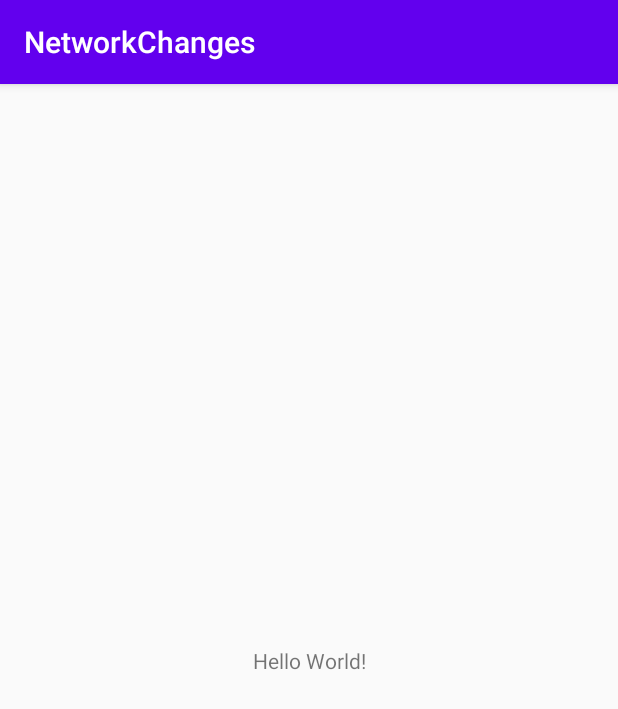
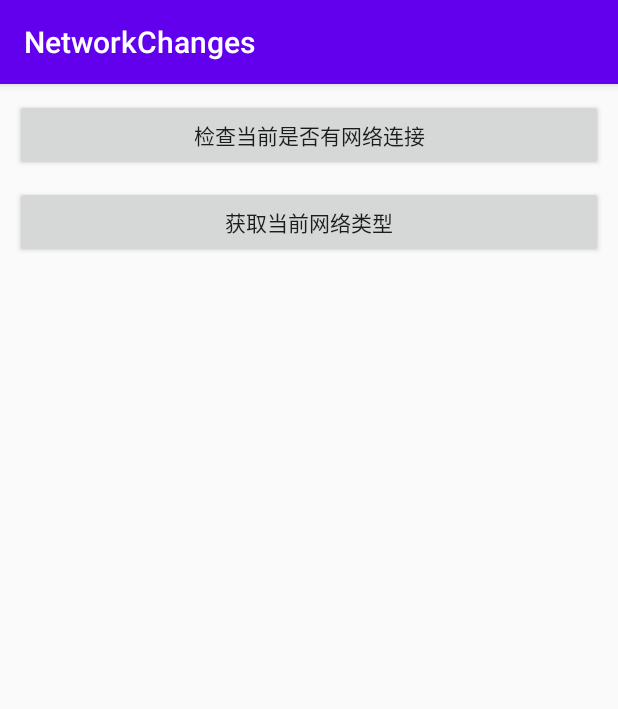
Before and after one commit to yangchengxue/NetworkChanges, an Android app: the screen it shows after launch (MainActivity), on a phone screen of 412 x 824 dp. Shown: the top 709 px of the screen. Run offline under Robolectric (Android 15) with nearby library versions, the phone set to English and light mode, and no system bars.

Commit message:
initial commit

```diff
--- a/app/src/main/AndroidManifest.xml
+++ b/app/src/main/AndroidManifest.xml
@@ -3,6 +3,7 @@
     package="com.yxy.networkchanges">
 
     <application
+        android:name=".MyApplication"
         android:allowBackup="true"
         android:icon="@mipmap/ic_launcher"
         android:label="@string/app_name"
--- /dev/null
+++ b/app/src/main/java/com/yxy/networkchanges/MyApplication.kt
@@ -0,0 +1,13 @@
+package com.yxy.networkchanges
+
+import android.app.Application
+import com.yxy.library.NetworkMonitorManager
+
+class MyApplication : Application() {
+
+    override fun onCreate() {
+        super.onCreate()
+
+        NetworkMonitorManager.getInstance().init(this)
+    }
+}
--- a/app/src/main/res/layout/activity_main.xml
+++ b/app/src/main/res/layout/activity_main.xml
@@ -4,15 +4,41 @@
     xmlns:tools="http://schemas.android.com/tools"
     android:layout_width="match_parent"
     android:layout_height="match_parent"
+    android:paddingStart="10dp"
+    android:paddingEnd="10dp"
     tools:context=".MainActivity">
 
-    <TextView
-        android:layout_width="wrap_content"
+    <androidx.appcompat.widget.AppCompatButton
+        android:id="@+id/btn_action_1"
+        android:layout_width="0dp"
         android:layout_height="wrap_content"
-        android:text="Hello World!"
-        app:layout_constraintBottom_toBottomOf="parent"
-        app:layout_constraintLeft_toLeftOf="parent"
-        app:layout_constraintRight_toRightOf="parent"
+        android:layout_marginTop="10dp"
+        android:text="检查当前是否有网络连接"
+        app:layout_constraintEnd_toEndOf="parent"
+        app:layout_constraintStart_toStartOf="parent"
         app:layout_constraintTop_toTopOf="parent" />
 
+    <androidx.appcompat.widget.AppCompatButton
+        android:id="@+id/btn_action_2"
+        android:layout_width="0dp"
+        android:layout_height="wrap_content"
+        android:layout_marginTop="10dp"
+        android:text="获取当前网络类型"
+        app:layout_constraintEnd_toEndOf="parent"
+        app:layout_constraintStart_toStartOf="parent"
+        app:layout_constraintTop_toBottomOf="@id/btn_action_1" />
+
+    <androidx.appcompat.widget.AppCompatTextView
+        android:id="@+id/tv_network_state"
+        android:layout_width="0dp"
+        android:layout_height="0dp"
+        android:gravity="center"
+        android:textColor="@android:color/black"
+        android:textSize="15sp"
+        app:layout_constraintBottom_toBottomOf="parent"
+        app:layout_constraintEnd_toEndOf="parent"
+        app:layout_constraintStart_toStartOf="parent"
+        app:layout_constraintTop_toBottomOf="@id/btn_action_2"
+        tools:text="当前网络类型：WIFI" />
+
 </androidx.constraintlayout.widget.ConstraintLayout>
--- a/library/src/main/AndroidManifest.xml
+++ b/library/src/main/AndroidManifest.xml
@@ -1,5 +1,4 @@
 <manifest xmlns:android="http://schemas.android.com/apk/res/android"
     package="com.yxy.library">
-
-    /
+    <uses-permission android:name="android.permission.ACCESS_NETWORK_STATE" />
 </manifest>
--- /dev/null
+++ b/library/src/main/java/com/yxy/library/NetworkMonitorManager.kt
@@ -0,0 +1,102 @@
+package com.yxy.library
+
+import android.app.Application
+import android.content.BroadcastReceiver
+import android.content.Context
+import android.content.Intent
+import android.content.IntentFilter
+import android.net.ConnectivityManager
+import android.net.Network
+import android.net.NetworkRequest
+import android.os.Build
+import android.os.Handler
+import android.os.Looper
+import com.yxy.library.enums.NetworkState
+import com.yxy.library.util.AnnotationUtils
+import com.yxy.library.util.NetworkStateUtils
+import java.util.*
+
+class NetworkMonitorManager private constructor() {
+
+    companion object {
+
+        private const val ANDROID_NET_CHANGE_ACTION = "android.net.conn.CONNECTIVITY_CHANGE"
+
+        @JvmStatic
+        private var INSTANCE: NetworkMonitorManager? = null
+
+        @JvmStatic
+        fun getInstance(): NetworkMonitorManager = INSTANCE ?: synchronized(this) {
+            INSTANCE ?: NetworkMonitorManager().also { INSTANCE = it }
+        }
+    }
+
+    private var mApplication: Application? = null
+    private var mNetworkBroadcastReceiver = NetworkBroadcastReceiver()
+    private var mNetworkCallback = NetworkCallback()
+    private var netWorkStateChangedMethodMap: HashMap<Any, ArrayList<NetworkStateReceiverMethod>> = HashMap()
+    private val mUiHandler = Handler(Looper.getMainLooper())
+
+    fun init(application: Application) {
+        mApplication = application
+        initMonitor(application)
+    }
+
+    private fun initMonitor(application: Application) {
+        val connectivityManager = application.getSystemService(Context.CONNECTIVITY_SERVICE) as? ConnectivityManager?
+
+        when {
+            Build.VERSION.SDK_INT >= Build.VERSION_CODES.N -> {
+                connectivityManager?.registerDefaultNetworkCallback(mNetworkCallback)
+            }
+            Build.VERSION.SDK_INT >= Build.VERSION_CODES.LOLLIPOP -> {
+                connectivityManager?.registerNetworkCallback(NetworkRequest.Builder().build(), mNetworkCallback)
+            }
+            else -> {
+                val intentFilter = IntentFilter().apply { addAction(ANDROID_NET_CHANGE_ACTION) }
+                application.registerReceiver(mNetworkBroadcastReceiver, intentFilter)
+            }
+        }
+    }
+
+    fun register(any: Any?) {
+        any?.apply { netWorkStateChangedMethodMap[this] = AnnotationUtils.findAnnotationMethod(this) }
+    }
+
+    fun unregister(any: Any?) {
+        any?.apply { netWorkStateChangedMethodMap.remove(this) }
+    }
+
+    internal inner class NetworkCallback : ConnectivityManager.NetworkCallback() {
+
+        override fun onAvailable(network: Network) {
+            super.onAvailable(network)
+            postNetworkState(NetworkStateUtils.getNetworkState(mApplication?.applicationContext))
+        }
+
+        override fun onLost(network: Network) {
+            super.onLost(network)
+            postNetworkState(NetworkState.NONE)
+        }
+    }
+
+    internal inner class NetworkBroadcastReceiver : BroadcastReceiver() {
+        override fun onReceive(context: Context?, intent: Intent?) {
+            when (intent?.action) {
+                ANDROID_NET_CHANGE_ACTION -> {
+                    postNetworkState(NetworkStateUtils.getNetworkState(mApplication?.applicationContext))
+                }
+            }
+        }
+    }
+
+    private fun postNetworkState(networkState: NetworkState) {
+        for ((_, methods) in netWorkStateChangedMethodMap) {
+            methods.forEach { networkStateReceiverMethod ->
+                if (true == networkStateReceiverMethod.monitorFilter?.contains(networkState)) {
+                    mUiHandler.post { networkStateReceiverMethod.method?.invoke(networkStateReceiverMethod.any, networkState) }
+                }
+            }
+        }
+    }
+}
--- /dev/null
+++ b/library/src/main/java/com/yxy/library/NetworkStateReceiverMethod.kt
@@ -0,0 +1,10 @@
+package com.yxy.library
+
+import com.yxy.library.enums.NetworkState
+import java.lang.reflect.Method
+
+internal class NetworkStateReceiverMethod(
+    var any: Any? = null,
+    var method: Method? = null,
+    var monitorFilter: Array<NetworkState>? = null
+)
--- /dev/null
+++ b/library/src/main/java/com/yxy/library/enums/NetworkState.kt
@@ -0,0 +1,10 @@
+package com.yxy.library.enums
+
+enum class NetworkState {
+    // Wi-Fi网络
+    WIFI,
+    // 移动蜂窝网络
+    CELLULAR,
+    // 没有网络
+    NONE
+}
--- /dev/null
+++ b/library/src/main/java/com/yxy/library/util/AnnotationUtils.kt
@@ -0,0 +1,39 @@
+package com.yxy.library.util
+
+import com.yxy.library.NetworkStateReceiverMethod
+import com.yxy.library.enums.NetworkState
+import com.yxy.library.interfaces.NetworkMonitor
+
+internal object AnnotationUtils {
+
+    fun findAnnotationMethod(any: Any): ArrayList<NetworkStateReceiverMethod> {
+
+        val receiverMethodList = ArrayList<NetworkStateReceiverMethod>()
+
+        val clazz = any.javaClass
+        // 获取注册类中所有的方法
+        val declaredMethods = clazz.declaredMethods
+        // 遍历注册类中的所有方法
+        declaredMethods.forEach { method ->
+            kotlin.run method@{
+                // 获取方法参数
+                val parameterTypes = method.parameterTypes
+                if (1 != parameterTypes.size) {
+                    return@method
+                }
+                if (parameterTypes[0].name != NetworkState::class.java.name) {
+                    return@method
+                }
+
+                method.annotations.forEach {
+                    if (it.annotationClass == NetworkMonitor::class) {
+                        val networkMonitor: NetworkMonitor? = method.getAnnotation(NetworkMonitor::class.java)
+                        val monitorFilter = networkMonitor?.monitorFilter
+                        receiverMethodList.add(NetworkStateReceiverMethod(any, method, monitorFilter))
+                    }
+                }
+            }
+        }
+        return receiverMethodList
+    }
+}
```
Also changed, not shown: app/src/main/java/com/yxy/networkchanges/MainActivity.kt (+62 -0 lines), library/src/main/java/com/yxy/library/interfaces/NetworkMonitor.kt (added, +11 -0 lines), library/src/main/java/com/yxy/library/util/NetworkStateUtils.kt (added, +84 -0 lines).
